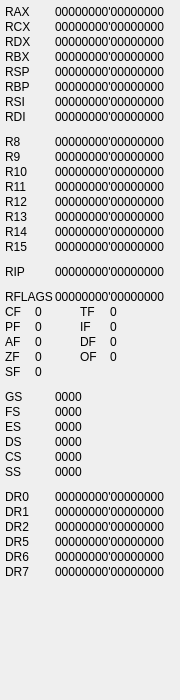
First picture: the form in x64_dbg_gui/Project/Src/BasicView/RegistersView64.ui, repository x64dbg/x64_dbg_old, before the edit.
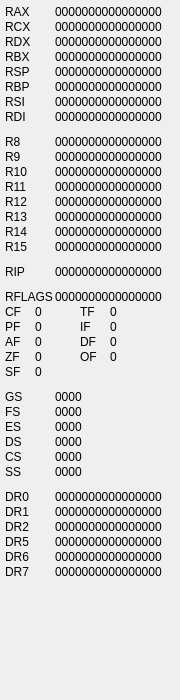
Second picture: the form after the edit.

```diff
--- a/x64_dbg_gui/Project/Src/BasicView/RegistersView64.ui
+++ b/x64_dbg_gui/Project/Src/BasicView/RegistersView64.ui
@@ -257,7 +257,7 @@
     </rect>
    </property>
    <property name="text">
-    <string>00000000'00000000</string>
+    <string>0000000000000000</string>
    </property>
   </widget>
   <widget class="QLabel" name="CXRegLabel">
@@ -270,7 +270,7 @@
     </rect>
    </property>
    <property name="text">
-    <string>00000000'00000000</string>
+    <string>0000000000000000</string>
    </property>
   </widget>
   <widget class="QLabel" name="DXRegLabel">
@@ -283,7 +283,7 @@
     </rect>
    </property>
    <property name="text">
-    <string>00000000'00000000</string>
+    <string>0000000000000000</string>
    </property>
   </widget>
   <widget class="QLabel" name="BXRegLabel">
@@ -296,7 +296,7 @@
     </rect>
    </property>
    <property name="text">
-    <string>00000000'00000000</string>
+    <string>0000000000000000</string>
    </property>
   </widget>
   <widget class="QLabel" name="DIRegLabel">
@@ -309,7 +309,7 @@
     </rect>
    </property>
    <property name="text">
-    <string>00000000'00000000</string>
+    <string>0000000000000000</string>
    </property>
   </widget>
   <widget class="QLabel" name="BPRegLabel">
@@ -322,7 +322,7 @@
     </rect>
    </property>
    <property name="text">
-    <string>00000000'00000000</string>
+    <string>0000000000000000</string>
    </property>
   </widget>
   <widget class="QLabel" name="SIRegLabel">
@@ -335,7 +335,7 @@
     </rect>
    </property>
    <property name="text">
-    <string>00000000'00000000</string>
+    <string>0000000000000000</string>
    </property>
   </widget>
   <widget class="QLabel" name="SPRegLabel">
@@ -348,7 +348,7 @@
     </rect>
    </property>
    <property name="text">
-    <string>00000000'00000000</string>
+    <string>0000000000000000</string>
    </property>
   </widget>
   <widget class="QLabel" name="R9RegLabel">
@@ -361,7 +361,7 @@
     </rect>
    </property>
    <property name="text">
-    <string>00000000'00000000</string>
+    <string>0000000000000000</string>
    </property>
   </widget>
   <widget class="QLabel" name="FLAGSRegLabel">
@@ -374,7 +374,7 @@
     </rect>
    </property>
    <property name="text">
-    <string>00000000'00000000</string>
+    <string>0000000000000000</string>
    </property>
   </widget>
   <widget class="QLabel" name="R8RegLabel">
@@ -387,7 +387,7 @@
     </rect>
    </property>
    <property name="text">
-    <string>00000000'00000000</string>
+    <string>0000000000000000</string>
    </property>
   </widget>
   <widget class="QLabel" name="R10RegLabel">
@@ -400,7 +400,7 @@
     </rect>
    </property>
    <property name="text">
-    <string>00000000'00000000</string>
+    <string>0000000000000000</string>
    </property>
   </widget>
   <widget class="QLabel" name="IPRegLabel">
@@ -413,7 +413,7 @@
     </rect>
    </property>
    <property name="text">
-    <string>00000000'00000000</string>
+    <string>0000000000000000</string>
    </property>
   </widget>
   <widget class="QLabel" name="R12RegLabel">
@@ -426,7 +426,7 @@
     </rect>
    </property>
    <property name="text">
-    <string>00000000'00000000</string>
+    <string>0000000000000000</string>
    </property>
   </widget>
   <widget class="QLabel" name="R13RegLabel">
@@ -439,7 +439,7 @@
     </rect>
    </property>
    <property name="text">
-    <string>00000000'00000000</string>
+    <string>0000000000000000</string>
    </property>
   </widget>
   <widget class="QLabel" name="R11RegLabel">
@@ -452,7 +452,7 @@
     </rect>
    </property>
    <property name="text">
-    <string>00000000'00000000</string>
+    <string>0000000000000000</string>
    </property>
   </widget>
   <widget class="QLabel" name="R14RegLabel">
@@ -465,7 +465,7 @@
     </rect>
    </property>
    <property name="text">
-    <string>00000000'00000000</string>
+    <string>0000000000000000</string>
    </property>
   </widget>
   <widget class="QLabel" name="R15RegLabel">
@@ -478,7 +478,7 @@
     </rect>
    </property>
    <property name="text">
-    <string>00000000'00000000</string>
+    <string>0000000000000000</string>
    </property>
   </widget>
   <widget class="QLabel" name="GSRegLabel">
@@ -647,7 +647,7 @@
     </rect>
    </property>
    <property name="text">
-    <string>00000000'00000000</string>
+    <string>0000000000000000</string>
    </property>
   </widget>
   <widget class="QLabel" name="DR0RegLabel">
@@ -660,7 +660,7 @@
     </rect>
    </property>
    <property name="text">
-    <string>00000000'00000000</string>
+    <string>0000000000000000</string>
    </property>
   </widget>
   <widget class="QLabel" name="DR1Label">
@@ -699,7 +699,7 @@
     </rect>
    </property>
    <property name="text">
-    <string>00000000'00000000</string>
+    <string>0000000000000000</string>
    </property>
   </widget>
   <widget class="QLabel" name="DR1RegLabel">
@@ -712,7 +712,7 @@
     </rect>
    </property>
    <property name="text">
-    <string>00000000'00000000</string>
+    <string>0000000000000000</string>
    </property>
   </widget>
   <widget class="QLabel" name="DR2Label">
@@ -764,7 +764,7 @@
     </rect>
    </property>
    <property name="text">
-    <string>00000000'00000000</string>
+    <string>0000000000000000</string>
    </property>
   </widget>
   <widget class="QLabel" name="DR7Label">
@@ -790,7 +790,7 @@
     </rect>
    </property>
    <property name="text">
-    <string>00000000'00000000</string>
+    <string>0000000000000000</string>
    </property>
   </widget>
   <widget class="QLabel" name="CFLabel">
```
